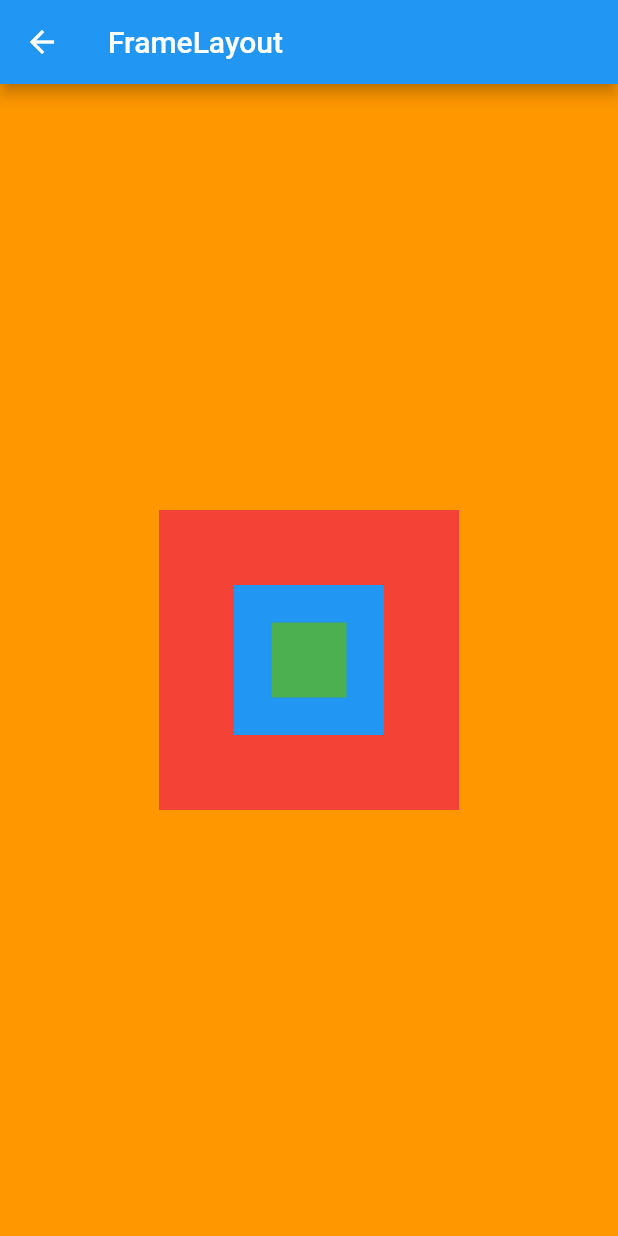
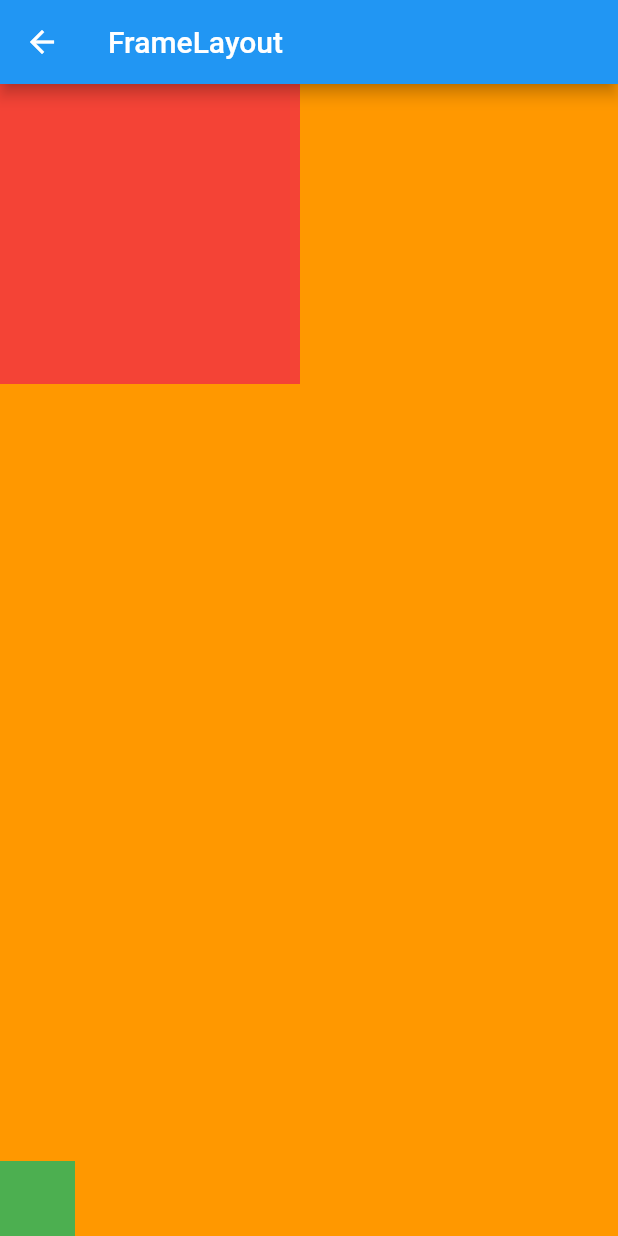
Before and after one commit to burhanrashid52/FlutterForAndroidExample, a Flutter app: the FrameLayoutScreen screen opened directly, on a phone screen of 412 x 824 dp. Run offline on Flutter 3.47's test engine with Material 2 defaults, Android fonts, the phone set to English and light mode, and no system bars.

Commit message:
Layout Gravity Changes

```diff
--- a/lib/frame_layout_widget.dart
+++ b/lib/frame_layout_widget.dart
@@ -17,25 +17,32 @@ class _FrameLayoutScreenState extends State<FrameLayoutScreen> {
         child: Container(
           color: Colors.orange,
           child: Stack(
-            alignment: AlignmentDirectional.center,
+            alignment: AlignmentDirectional.topStart,
             children: <Widget>[
-              Container(
+              Align(
+                alignment: AlignmentDirectional.topStart,
+                child: Container(
                   color: Colors.red,
                   width: 200.0,
                   height: 200.0,
                 ),
+              ),
               Align(
+                alignment: AlignmentDirectional.topEnd,
                 child: Container(
-                  color: Colors.blue,
+                  color: Colors.orange,
                   width: 100.0,
                   height: 100.0,
                 ),
               ),
-              Container(
+              Align(
+                alignment: AlignmentDirectional.bottomStart,
+                child: Container(
                   color: Colors.green,
                   width: 50.0,
                   height: 50.0,
                 ),
+              )
             ],
           ),
         ),
```
Lines whose indentation alone changed are shown as unchanged.
